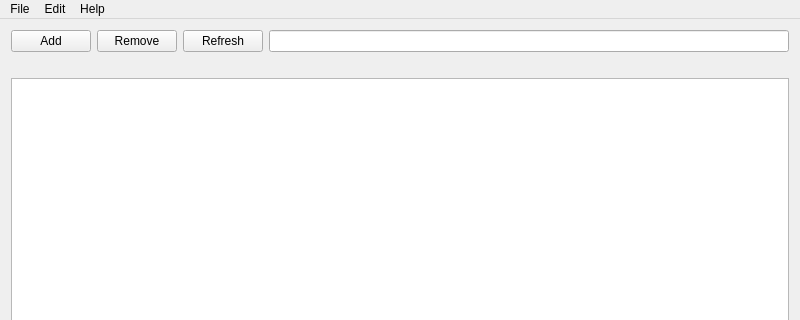
This is src/ui/ChewingEditor.ui in chewing/chewing-editor as Qt 5 draws it before an edit; both pictures show x 0 to 800 and y 0 to 320 of the 800 by 600 pixel window. The edited form follows.
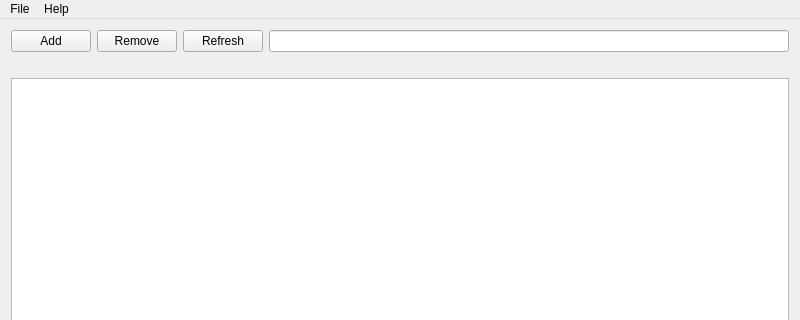
This is the edited form. Custom widgets are drawn as their Qt base class.

Commit message: Remove "Edit" in menubar

What changed in the file:
```diff
--- a/src/ui/ChewingEditor.ui
+++ b/src/ui/ChewingEditor.ui
@@ -73,14 +73,6 @@
     <addaction name="actionImport"/>
     <addaction name="actionExport"/>
    </widget>
-   <widget class="QMenu" name="menuEdit">
-    <property name="title">
-     <string>Edit</string>
-    </property>
-    <addaction name="actionAddPhrase"/>
-    <addaction name="actionRemovePhrase"/>
-    <addaction name="actionRefresh"/>
-   </widget>
    <widget class="QMenu" name="menuHelp">
     <property name="title">
      <string>Help</string>
@@ -89,7 +81,6 @@
     <addaction name="actionAboutQt"/>
    </widget>
    <addaction name="menuFile"/>
-   <addaction name="menuEdit"/>
    <addaction name="menuHelp"/>
   </widget>
   <action name="actionImport">
```
Left out of the diff: 15 changed lines with no effect on the pictures. The commit also changes 1 other file.
